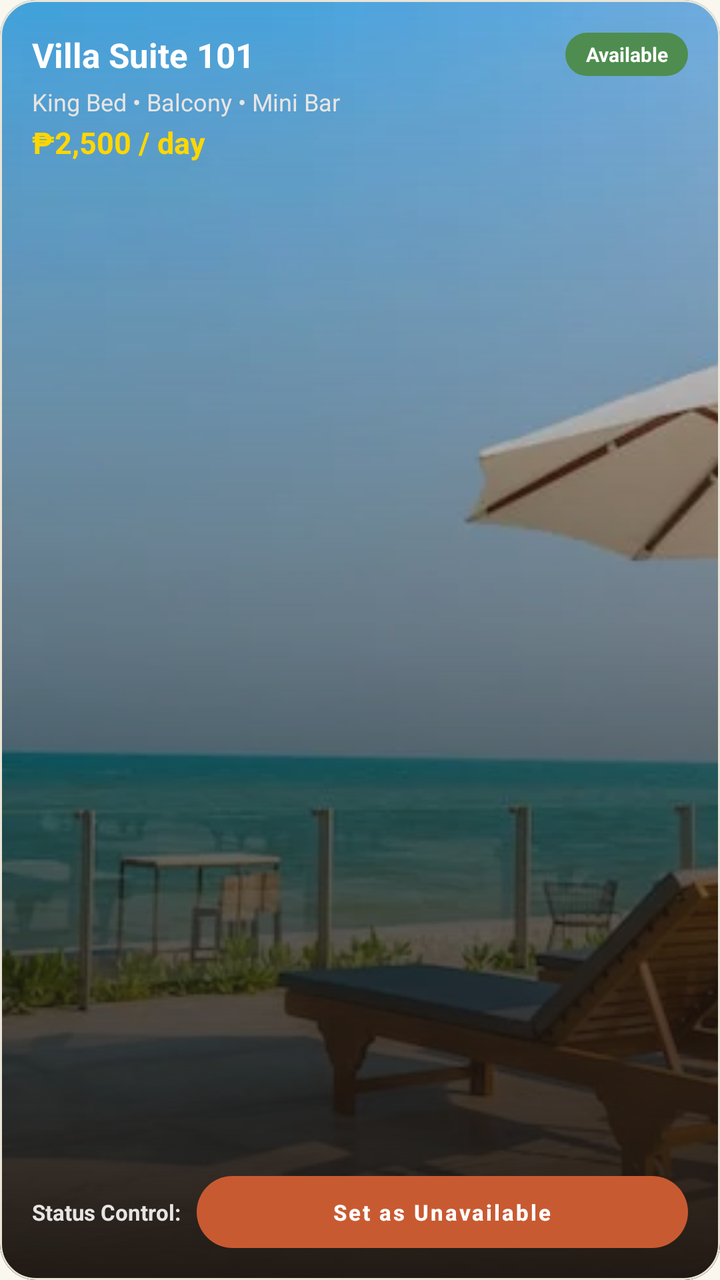
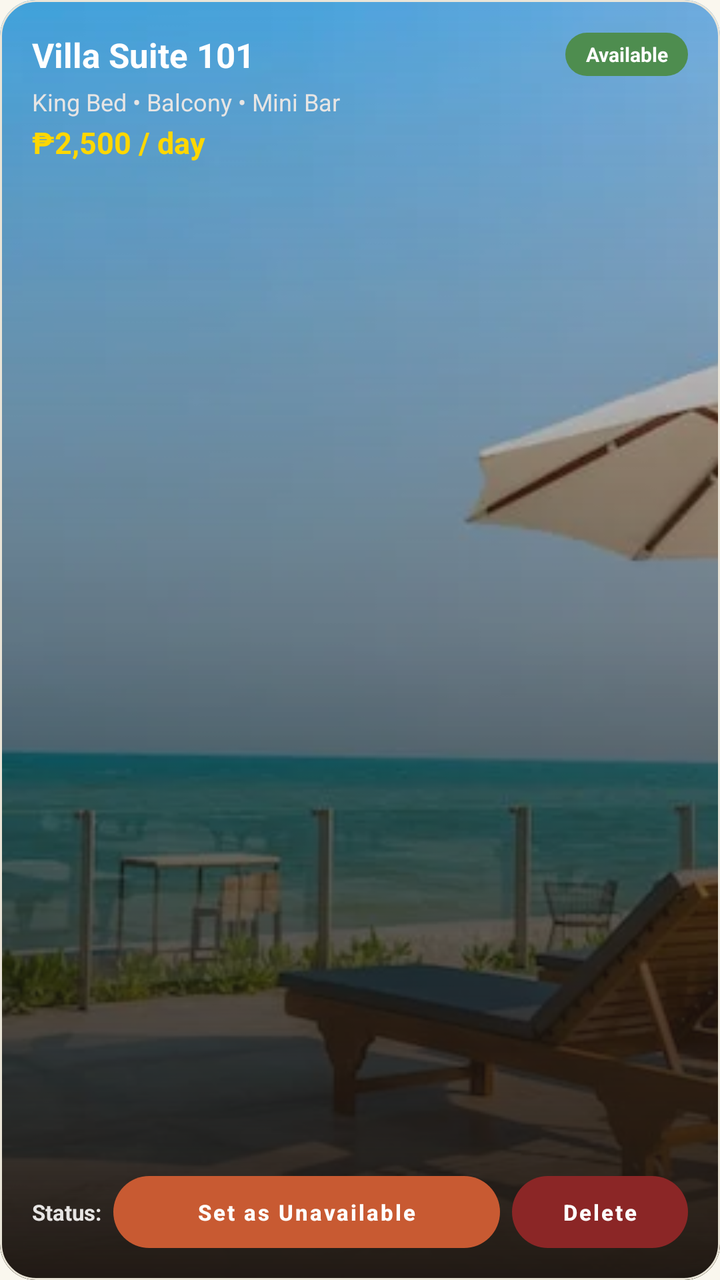

An Android layout rendered at two revisions. The XML below is the earlier revision; the diff shows what the commit changed to produce the second picture.
<!-- AndroidManifest.xml: application theme Theme.CasaVista -->
<!-- res/layout/item_super_admin_room.xml -->
<?xml version="1.0" encoding="utf-8"?>
<com.google.android.material.card.MaterialCardView xmlns:android="http://schemas.android.com/apk/res/android"
    xmlns:app="http://schemas.android.com/apk/res-auto"
    android:layout_width="match_parent"
    android:layout_height="220dp"
    android:layout_marginHorizontal="4dp"
    android:layout_marginVertical="6dp"
    app:cardCornerRadius="18dp"
    app:cardElevation="0dp"
    app:cardMaxElevation="0dp"
    app:strokeColor="@color/border_soft"
    app:strokeWidth="1dp">

    <FrameLayout
        android:layout_width="match_parent"
        android:layout_height="match_parent">

        
        <ImageView
            android:id="@+id/imgRoomThumb"
            android:layout_width="match_parent"
            android:layout_height="match_parent"
            android:scaleType="centerCrop"
            android:src="@drawable/resort_icon_img" />

        
        <View
            android:layout_width="match_parent"
            android:layout_height="match_parent"
            android:background="@drawable/bg_card_gradient_overlay" />

        
        <LinearLayout
            android:layout_width="match_parent"
            android:layout_height="match_parent"
            android:orientation="vertical"
            android:padding="16dp">

            
            <RelativeLayout
                android:layout_width="match_parent"
                android:layout_height="wrap_content">

                <TextView
                    android:id="@+id/tvRoomTitle"
                    android:layout_width="wrap_content"
                    android:layout_height="wrap_content"
                    android:layout_alignParentStart="true"
                    android:layout_centerVertical="true"
                    android:layout_marginEnd="12dp"
                    android:layout_toStartOf="@id/tvRoomStatusBadge"
                    android:ellipsize="end"
                    android:maxLines="1"
                    android:text="Villa Suite 101"
                    android:textColor="#FFFFFF"
                    android:textSize="17sp"
                    android:textStyle="bold" />

                <TextView
                    android:id="@+id/tvRoomStatusBadge"
                    android:layout_width="wrap_content"
                    android:layout_height="wrap_content"
                    android:layout_alignParentEnd="true"
                    android:layout_centerVertical="true"
                    android:background="@drawable/bg_pill_gold"
                    android:backgroundTint="#4E8D4F"
                    android:ellipsize="end"
                    android:gravity="center"
                    android:maxLines="1"
                    android:paddingHorizontal="10dp"
                    android:paddingVertical="4dp"
                    android:text="Available"
                    android:textColor="#FFFFFF"
                    android:textSize="10sp"
                    android:textStyle="bold" />
            </RelativeLayout>

            
            <TextView
                android:id="@+id/tvRoomSubtitle"
                android:layout_width="match_parent"
                android:layout_height="wrap_content"
                android:layout_marginTop="4dp"
                android:ellipsize="end"
                android:maxLines="1"
                android:text="King Bed • Balcony • Mini Bar"
                android:textColor="#E7E5E4"
                android:textSize="12sp" />

            
            <TextView
                android:id="@+id/tvRoomPrice"
                android:layout_width="match_parent"
                android:layout_height="wrap_content"
                android:layout_marginTop="2dp"
                android:text="₱2,500 / day"
                android:textColor="#FFD700"
                android:textSize="15sp"
                android:textStyle="bold" />

            <View
                android:layout_width="match_parent"
                android:layout_height="0dp"
                android:layout_weight="1" />

            
            <LinearLayout
                android:layout_width="match_parent"
                android:layout_height="wrap_content"
                android:layout_marginTop="4dp"
                android:gravity="center_vertical"
                android:orientation="horizontal">

                <TextView
                    android:layout_width="wrap_content"
                    android:layout_height="wrap_content"
                    android:layout_marginEnd="8dp"
                    android:text="Status Control:"
                    android:textColor="#E7E5E4"
                    android:textSize="11sp"
                    android:textStyle="bold" />

                <com.google.android.material.button.MaterialButton
                    android:id="@+id/btnToggleRoomStatus"
                    style="@style/Widget.MaterialComponents.Button.UnelevatedButton"
                    android:layout_width="0dp"
                    android:layout_height="36dp"
                    android:layout_weight="1"
                    android:insetTop="0dp"
                    android:insetBottom="0dp"
                    android:paddingHorizontal="8dp"
                    android:text="Set as Unavailable"
                    android:textAllCaps="false"
                    android:textColor="#FFFFFF"
                    android:textSize="11sp"
                    android:textStyle="bold"
                    app:backgroundTint="#C85A32"
                    app:cornerRadius="18dp"
                    app:elevation="0dp" />
            </LinearLayout>

        </LinearLayout>
    </FrameLayout>
</com.google.android.material.card.MaterialCardView>
<!-- resources referenced by this layout -->
<resources>
  <color name="border_soft">#EAE5D8</color>
  <!-- drawable bg_card_gradient_overlay (drawable) -->
  <?xml version="1.0" encoding="utf-8"?>
  <shape xmlns:android="http://schemas.android.com/apk/res/android">
      <gradient
          android:angle="270"
          android:startColor="#10000000"
          android:centerColor="#70120D0A"
          android:endColor="#FA1C1510"
          android:type="linear" />
  </shape>
  <!-- drawable bg_pill_gold (drawable) -->
  <?xml version="1.0" encoding="utf-8"?>
  <shape xmlns:android="http://schemas.android.com/apk/res/android"
      android:shape="rectangle">
      <solid android:color="#FFE8B6" />
      <corners android:radius="20dp" />
  </shape>
  <!-- drawable resort_icon_img: webp bitmap (drawable, 31376 bytes) -->
  <style name="Theme.CasaVista" parent="Theme.MaterialComponents.Light.NoActionBar">
          <item name="colorPrimary">@color/button_bg</item>
          <item name="colorPrimaryVariant">@color/primary_dark</item>
          <item name="colorOnPrimary">#FFFFFF</item>
          <item name="android:windowBackground">@color/bg_primary</item>
          <item name="android:statusBarColor">@color/resort_bg</item>
          <item name="android:windowLightStatusBar">true</item>
          <item name="materialButtonStyle">@style/Widget.MaterialComponents.Button.UnelevatedButton</item>
          <item name="materialAlertDialogTheme">@style/MaterialAlertDialogTheme</item>
          <item name="alertDialogTheme">@style/MaterialAlertDialogTheme</item>
      </style>
  <color name="button_bg">#4A3718</color>
  <color name="primary_dark">#4A3718</color>
  <color name="bg_primary">#FAF7EE</color>
  <color name="resort_bg">#FAF7EE</color>
  <style name="MaterialAlertDialogTheme" parent="ThemeOverlay.MaterialComponents.MaterialAlertDialog">
          <item name="shapeAppearanceOverlay">@style/ShapeAppearance.Material3.Corner.Medium</item>
          <item name="colorSurface">@color/card_bg</item>
          <item name="android:background">@color/card_bg</item>
          <item name="colorOnSurface">@color/text_primary</item>
          <item name="colorPrimary">@color/accent_gold</item>
          <item name="colorAccent">@color/accent_gold</item>
      </style>
  <color name="card_bg">#FFFFFF</color>
  <color name="text_primary">#4D391A</color>
  <color name="accent_gold">#E2B743</color>
</resources>

<!-- the commit's change to res/layout/item_super_admin_room.xml (unified diff, before → after) -->
@@ -114,8 +114,8 @@
                 <TextView
                     android:layout_width="wrap_content"
                     android:layout_height="wrap_content"
-                    android:layout_marginEnd="8dp"
-                    android:text="Status Control:"
+                    android:layout_marginEnd="6dp"
+                    android:text="Status:"
                     android:textColor="#E7E5E4"
                     android:textSize="11sp"
                     android:textStyle="bold" />
@@ -128,7 +128,7 @@
                     android:layout_weight="1"
                     android:insetTop="0dp"
                     android:insetBottom="0dp"
-                    android:paddingHorizontal="8dp"
+                    android:paddingHorizontal="6dp"
                     android:text="Set as Unavailable"
                     android:textAllCaps="false"
                     android:textColor="#FFFFFF"
@@ -137,6 +137,24 @@
                     app:backgroundTint="#C85A32"
                     app:cornerRadius="18dp"
                     app:elevation="0dp" />
+
+                <com.google.android.material.button.MaterialButton
+                    android:id="@+id/btnDeleteRoom"
+                    style="@style/Widget.MaterialComponents.Button.UnelevatedButton"
+                    android:layout_width="wrap_content"
+                    android:layout_height="36dp"
+                    android:layout_marginStart="6dp"
+                    android:insetTop="0dp"
+                    android:insetBottom="0dp"
+                    android:paddingHorizontal="10dp"
+                    android:text="Delete"
+                    android:textAllCaps="false"
+                    android:textColor="#FFFFFF"
+                    android:textSize="11sp"
+                    android:textStyle="bold"
+                    app:backgroundTint="#8B2626"
+                    app:cornerRadius="18dp"
+                    app:elevation="0dp" />
             </LinearLayout>
 
         </LinearLayout>
